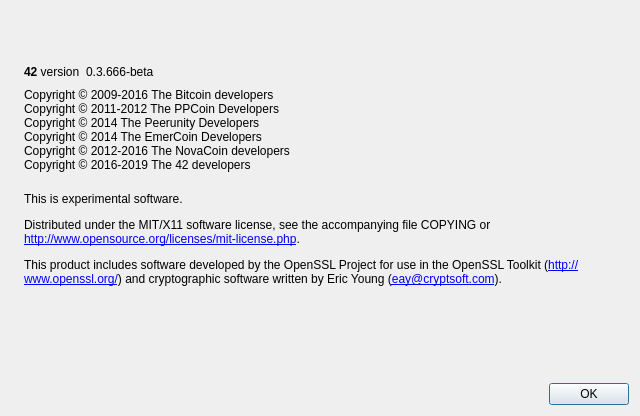
Above: src/qt/forms/aboutdialog.ui from sequoyah-project/42 before the change. Below: the same form after it.
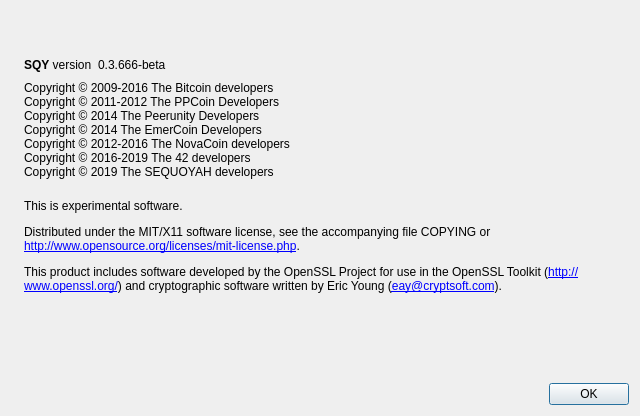
That is the form after the change. Icons and pictures are not drawn.

Commit message: Initial changes for SEQUOYAH Project

```diff
--- a/src/qt/forms/aboutdialog.ui
+++ b/src/qt/forms/aboutdialog.ui
@@ -53,7 +53,7 @@
           <cursorShape>IBeamCursor</cursorShape>
          </property>
          <property name="text">
-          <string>&lt;b&gt;42&lt;/b&gt; version</string>
+          <string>&lt;b&gt;SQY&lt;/b&gt; version</string>
          </property>
          <property name="textInteractionFlags">
           <set>Qt::LinksAccessibleByMouse|Qt::TextSelectableByKeyboard|Qt::TextSelectableByMouse</set>
@@ -99,7 +99,8 @@
 Copyright © 2014 The Peerunity Developers
 Copyright © 2014 The EmerCoin Developers
 Copyright © 2012-2016 The NovaCoin developers
-Copyright © 2016-2019 The 42 developers</string>
+Copyright © 2016-2019 The 42 developers
+Copyright © 2019 The SEQUOYAH developers</string>
        </property>
        <property name="textInteractionFlags">
         <set>Qt::LinksAccessibleByMouse|Qt::TextSelectableByKeyboard|Qt::TextSelectableByMouse</set>
```
Left out of the diff: 2 changed lines with no effect on the pictures. The commit also changes 182 other files.
